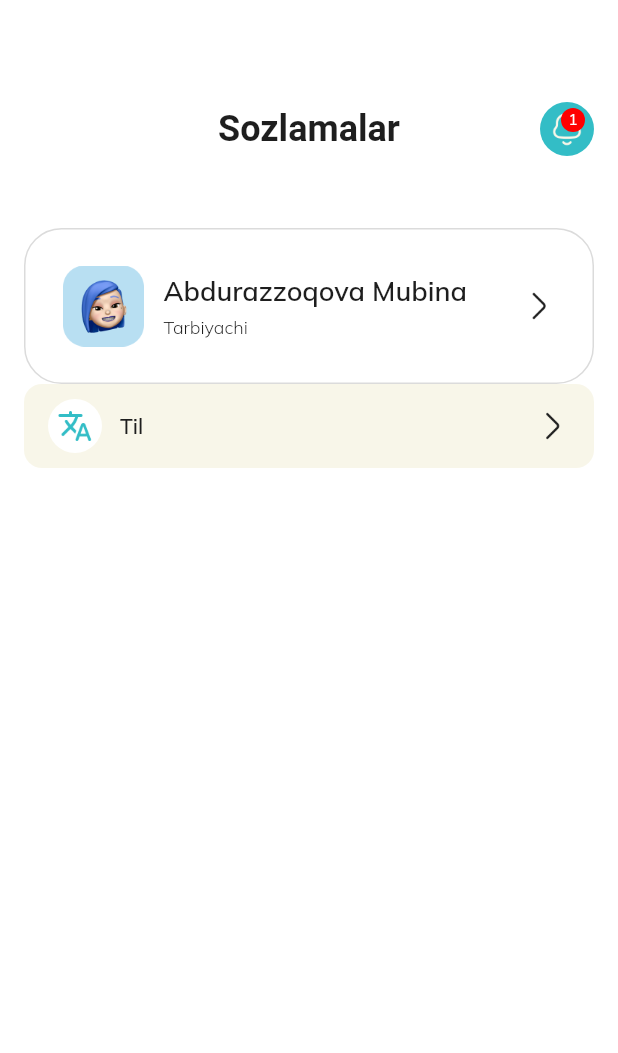
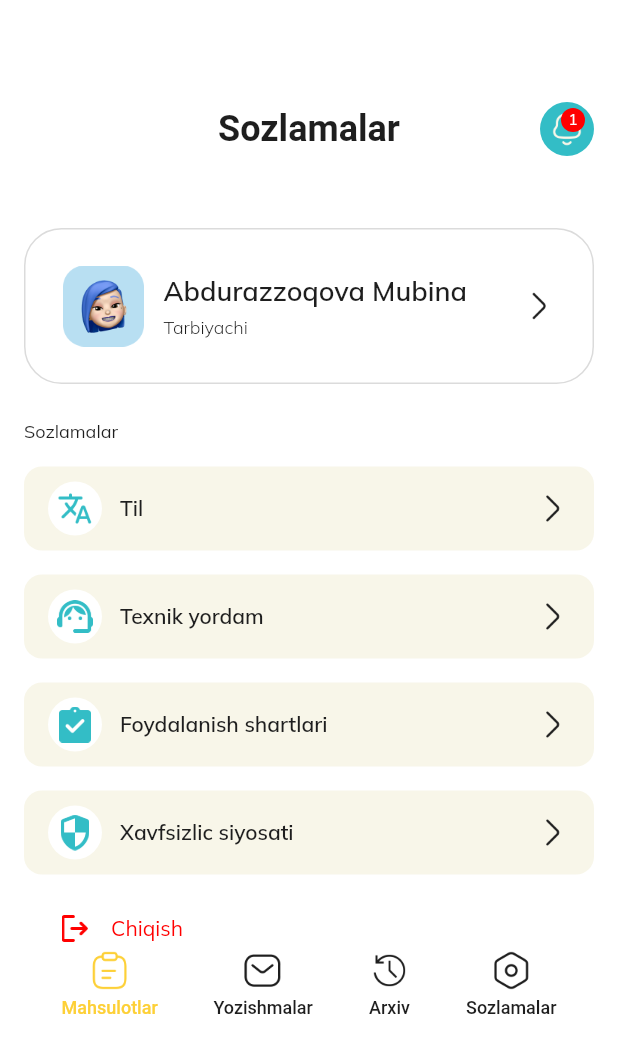
Before and after one commit to tursunalikhorunaliyev/kingdergarden, a Flutter app: the screen it shows after launch, on a phone screen of 412 x 824 dp. Shown: the top 1053 px of the screen. Run offline on Flutter 3.47's test engine with Material 2 defaults, Android fonts, the phone set to English and light mode, and no system bars; our stand-ins replace google_fonts, im_stepper.

Commit message:
setting complated

```diff
--- a/lib/view/custome/custom_settings_widget.dart
+++ b/lib/view/custome/custom_settings_widget.dart
@@ -5,14 +5,19 @@ import 'package:google_fonts/google_fonts.dart';
 
 class CustomSettingsWidget extends StatelessWidget {
   final String imageIconPath;
+  final String text;
+  final bool isMarginTop;
   const CustomSettingsWidget({
     super.key,
     required this.imageIconPath,
+    required this.text,
+    this.isMarginTop = true,
   });
 
   @override
   Widget build(BuildContext context) {
     return Container(
+      margin: EdgeInsets.only(top: isMarginTop ? 16 : 0),
       width: MediaQuery.of(context).size.width,
       height: 56,
       decoration: BoxDecoration(
@@ -41,7 +46,7 @@ class CustomSettingsWidget extends StatelessWidget {
               width: 12,
             ),
             Text(
-              "Til",
+              text,
               style: GoogleFonts.mulish(
                 color: const Color(0xFF1E1E1E),
                 fontWeight: FontWeight.w600,
--- a/lib/view/extra/app_const.dart
+++ b/lib/view/extra/app_const.dart
@@ -86,3 +86,16 @@ const List<String> yozishmalarSubTitle = [
 ];
 const tappedColor = Color(0xFFFDD037);
 const defaultColor = Color(0xFF1E1E1E);
+
+const List<String> settingsWidgetText = [
+  "Til",
+  "Texnik yordam",
+  "Foydalanish shartlari",
+  "Xavfsizlic siyosati",
+];
+const List<String> settingsWidgetIconPath = [
+  "assets/images/translate.png",
+  "assets/images/texnikYordam.png",
+  "assets/images/usingS.png",
+  "assets/images/security.png",
+];
--- a/lib/view/screen/settings.dart
+++ b/lib/view/screen/settings.dart
@@ -2,9 +2,12 @@ import 'package:flutter/material.dart';
 import 'package:flutter/src/widgets/framework.dart';
 import 'package:flutter/src/widgets/placeholder.dart';
 import 'package:kingdergarden/view/custome/back_and_notify.dart';
+import 'package:kingdergarden/view/custome/custom_bottomsheet.dart';
 import 'package:kingdergarden/view/custome/custom_listtile.dart';
 import 'package:google_fonts/google_fonts.dart';
 import 'package:kingdergarden/view/custome/custom_settings_widget.dart';
+import 'package:kingdergarden/view/custome/custom_settings_widget.dart';
+import 'package:kingdergarden/view/extra/app_const.dart';
 
 class Settings extends StatelessWidget {
   const Settings({super.key});
@@ -20,6 +23,7 @@ class Settings extends StatelessWidget {
           top: 68,
         ),
         child: Column(
+          crossAxisAlignment: CrossAxisAlignment.start,
           children: [
             Row(
               mainAxisAlignment: MainAxisAlignment.spaceBetween,
@@ -65,9 +69,62 @@ class Settings extends StatelessWidget {
               iconIsFull: true,
               isBorder: true,
             ),
-            const CustomSettingsWidget(
-              imageIconPath: "assets/images/translate.png",
+            const SizedBox(
+              height: 24,
             ),
+            Text(
+              "Sozlamalar",
+              style: GoogleFonts.mulish(
+                fontSize: 12,
+                fontWeight: FontWeight.w400,
+                color: const Color(0xFF1E1E1E),
+              ),
+            ),
+            Column(
+              children: [
+                CustomSettingsWidget(
+                  imageIconPath: settingsWidgetIconPath[0],
+                  text: settingsWidgetText[0],
+                ),
+                CustomSettingsWidget(
+                  imageIconPath: settingsWidgetIconPath[1],
+                  text: settingsWidgetText[1],
+                ),
+                CustomSettingsWidget(
+                  imageIconPath: settingsWidgetIconPath[2],
+                  text: settingsWidgetText[2],
+                ),
+                CustomSettingsWidget(
+                  imageIconPath: settingsWidgetIconPath[3],
+                  text: settingsWidgetText[3],
+                ),
+              ],
+            ),
+            const SizedBox(
+              height: 27,
+            ),
+            Row(
+              children: [
+                const SizedBox(
+                  width: 41 - 16,
+                ),
+                Image.asset(
+                  "assets/images/logout.png",
+                  width: 17.58,
+                  height: 18,
+                ),
+                const SizedBox(
+                  width: 15.43,
+                ),
+                Text(
+                  "Chiqish",
+                  style: GoogleFonts.mulish(
+                    color: const Color(0xFFFF0000),
+                  ),
+                ),
+              ],
+            ),
+            CustomBottomsheet(),
           ],
         ),
       ),
```
Also changed, not shown: assets/images/logout.png (added), assets/images/security.png (added), assets/images/texnikYordam.png (added), assets/images/usingS.png (added).
